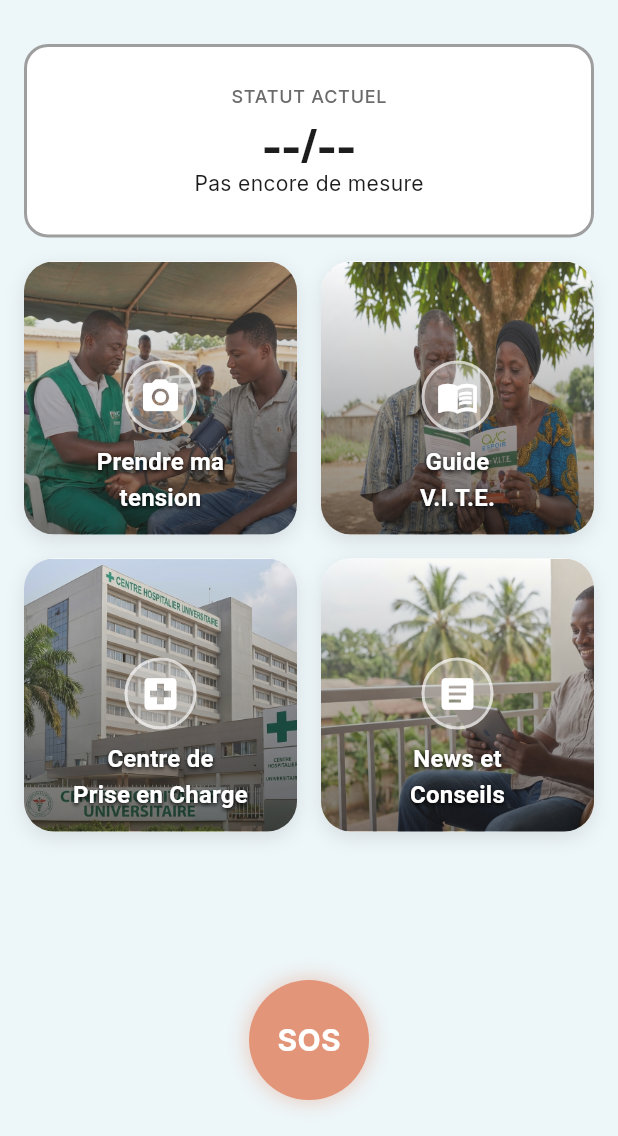
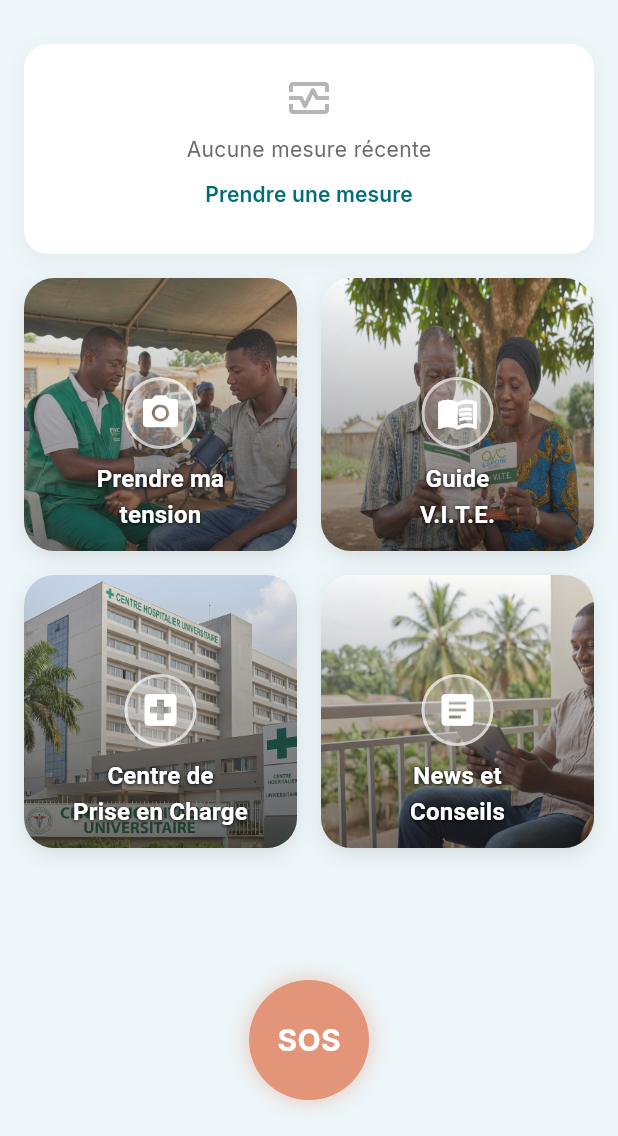
Before and after one commit to eworkforce/AgirVITE, a Flutter app: the DashboardScreen screen opened by its route, on a phone screen of 412 x 824 dp, the part 100-1236 px from its top. Run offline on Flutter 3.47's test engine with Material 3 defaults, Android fonts, the light colour scheme and no system bars; our stand-ins replace camera, firebase_core, fl_chart, flutter_animate, flutter_cache_manager, flutter_dotenv and 11 more; accounts and stored records are empty.

Commit message:
feat: Implement auto-updating compact BP Status Card with trend graph
- Add BPStatusCard widget with compact design, trend graph, and status badge
- Implement auto-update using StreamProvider and Hive watch in BPRepository/Service
- Add watchReadings stream to IBPRepository and BPRepository
- Add watchHistory stream to BPTrackerService
- Update dashboard_provider to expose recentBPHistoryProvider as StreamProvider
- Replace static container with BPStatusCard in DashboardScreen
- Visualize BP trend with color-coded line chart (Green/Orange/Red based on OMS)
- Add trend indicator arrow (Up/Down/Stable)

Co-Authored-By: Warp <agent@warp.dev>

```diff
--- a/lib/core/services/bp_tracker_service.dart
+++ b/lib/core/services/bp_tracker_service.dart
@@ -17,6 +17,10 @@ class BPTrackerService {
 
   Future<List<BPReading>> getHistory() {
     return _repository.getReadings();
+  }
+
+  Stream<List<BPReading>> watchHistory() {
+    return _repository.watchReadings();
   }
 
   Future<void> addReading({
--- a/lib/features/dashboard/providers/dashboard_provider.dart
+++ b/lib/features/dashboard/providers/dashboard_provider.dart
@@ -4,8 +4,13 @@ import '../../../core/models/bp_reading.dart';
 
 final latestBPProvider = FutureProvider<BPReading?>((ref) async {
   final service = ref.watch(bpTrackerServiceProvider);
-  // We need to implement getLatestReading in the service first, or sort history
   final history = await service.getHistory();
   if (history.isEmpty) return null;
   return history.first; // Already sorted by timestamp desc in repo
 });
+
+final recentBPHistoryProvider = StreamProvider<List<BPReading>>((ref) {
+  final service = ref.watch(bpTrackerServiceProvider);
+  // Return last 7 readings for the graph, reversed to be chronological (oldest to newest)
+  return service.watchHistory().map((history) => history.take(7).toList().reversed.toList());
+});
--- a/lib/features/dashboard/screens/dashboard_screen.dart
+++ b/lib/features/dashboard/screens/dashboard_screen.dart
@@ -2,17 +2,14 @@ import 'package:flutter/material.dart';
 import 'package:flutter_riverpod/flutter_riverpod.dart';
 import 'package:go_router/go_router.dart';
 import '../../../app/theme/colors.dart';
+import '../widgets/bp_status_card.dart';
 import '../../emergency/widgets/sos_button.dart';
-import '../providers/dashboard_provider.dart';
-import '../../../core/services/bp_tracker_service.dart';
 
 class DashboardScreen extends ConsumerWidget {
   const DashboardScreen({super.key});
 
   @override
   Widget build(BuildContext context, WidgetRef ref) {
-    final latestReadingAsync = ref.watch(latestBPProvider);
-
     return Scaffold(
       backgroundColor: AppColors.background,
       body: SafeArea(
@@ -63,64 +60,8 @@ class DashboardScreen extends ConsumerWidget {
                   const SizedBox(height: 24),
 
                   // Status Card
-                  Container(
-                    width: double.infinity,
-                    padding: const EdgeInsets.all(24),
-                    decoration: BoxDecoration(
-                      color: Colors.white,
-                      borderRadius: BorderRadius.circular(16),
-                      border: Border.all(
-                        color: latestReadingAsync.when(
-                          data: (reading) {
-                            if (reading == null) return Colors.grey;
-                            final service = ref.read(bpTrackerServiceProvider);
-                            final status = service.getStatus(reading.systolic, reading.diastolic);
-                            return status.contains('Hypertension') ? AppColors.emergency : AppColors.success;
-                          },
-                          error: (error, stack) => Colors.grey,
-                          loading: () => Colors.grey,
-                        ),
-                        width: 2,
-                      ),
-                    ),
-                    child: latestReadingAsync.when(
-                      data: (reading) {
-                        if (reading == null) {
-                          return Column(
-                            children: [
-                              Text('STATUT ACTUEL', style: Theme.of(context).textTheme.labelSmall),
-                              const SizedBox(height: 8),
-                              Text('--/--', style: Theme.of(context).textTheme.displayMedium),
-                              const Text('Pas encore de mesure'),
-                            ],
-                          );
-                        }
-                        final service = ref.read(bpTrackerServiceProvider);
-                        final status = service.getStatus(reading.systolic, reading.diastolic);
-                        return Column(
-                          children: [
-                            Text('STATUT ACTUEL', style: Theme.of(context).textTheme.labelSmall),
-                            const SizedBox(height: 8),
-                            Text(
-                              '${reading.systolic}/${reading.diastolic}',
-                              style: Theme.of(context).textTheme.displayMedium,
-                            ),
-                            Text(
-                              status,
-                              style: TextStyle(
-                                color: status.contains('Hypertension')
-                                    ? AppColors.emergency
-                                    : AppColors.success,
-                                fontWeight: FontWeight.bold,
-                              ),
-                            ),
-                          ],
-                        );
-                      },
-                      loading: () => const Center(child: CircularProgressIndicator()),
-                      error: (err, stack) => Text('Erreur: $err'),
-                    ),
-                  ),
+                  const BPStatusCard(),
+
                   const SizedBox(height: 16),
 
                   // Action Grid
--- /dev/null
+++ b/lib/features/dashboard/widgets/bp_status_card.dart
@@ -0,0 +1,286 @@
+import 'package:fl_chart/fl_chart.dart';
+import 'package:flutter/material.dart';
+import 'package:flutter_riverpod/flutter_riverpod.dart';
+import '../../../app/theme/colors.dart';
+import '../../../core/models/bp_reading.dart';
+import '../providers/dashboard_provider.dart';
+
+class BPStatusCard extends ConsumerWidget {
+  const BPStatusCard({super.key});
+
+  @override
+  Widget build(BuildContext context, WidgetRef ref) {
+    final historyAsync = ref.watch(recentBPHistoryProvider);
+
+    return Container(
+      width: double.infinity,
+      padding: const EdgeInsets.symmetric(horizontal: 16, vertical: 12),
+      decoration: BoxDecoration(
+        color: Colors.white,
+        borderRadius: BorderRadius.circular(16),
+        boxShadow: [
+          BoxShadow(
+            color: Colors.black.withValues(alpha: 0.05),
+            blurRadius: 10,
+            offset: const Offset(0, 4),
+          ),
+        ],
+      ),
+      child: historyAsync.when(
+        data: (history) {
+          if (history.isEmpty) return _buildEmptyState(context);
+
+          final latest = history.last;
+          final previous = history.length > 1 ? history[history.length - 2] : null;
+          final statusColor = _getStatusColor(latest.systolic, latest.diastolic);
+          final statusText = _getStatusText(latest.systolic, latest.diastolic);
+
+          return Column(
+            crossAxisAlignment: CrossAxisAlignment.start,
+            mainAxisSize: MainAxisSize.min, // Compact
+            children: [
+              // Top Row: Title & Badge
+              Row(
+                mainAxisAlignment: MainAxisAlignment.spaceBetween,
+                children: [
+                  Text(
+                    'Tension Artérielle',
+                    style: Theme.of(context).textTheme.labelMedium?.copyWith(
+                      color: AppColors.textSecondary,
+                      fontWeight: FontWeight.w600,
+                    ),
+                  ),
+                  _buildStatusBadge(statusText, statusColor),
+                ],
+              ),
+              const SizedBox(height: 8),
+
+              // Value & Trend Row
+              Row(
+                crossAxisAlignment: CrossAxisAlignment.end,
+                children: [
+                  Text(
+                    '${latest.systolic}',
+                    style: Theme.of(context).textTheme.headlineMedium?.copyWith(
+                      color: AppColors.textPrimary,
+                      fontWeight: FontWeight.bold,
+                      height: 1.0,
+                    ),
+                  ),
+                  Padding(
+                    padding: const EdgeInsets.only(bottom: 4),
+                    child: Text(
+                      '/${latest.diastolic}',
+                      style: Theme.of(context).textTheme.titleLarge?.copyWith(
+                        color: AppColors.textSecondary,
+                        fontWeight: FontWeight.w600,
+                        height: 1.0,
+                      ),
+                    ),
+                  ),
+                  const SizedBox(width: 4),
+                  Padding(
+                    padding: const EdgeInsets.only(bottom: 6),
+                    child: Text(
+                      'mmHg',
+                      style: Theme.of(context).textTheme.labelSmall?.copyWith(
+                        color: AppColors.textSecondary,
+                      ),
+                    ),
+                  ),
+                  const Spacer(),
+                  if (previous != null)
+                     _buildTrendIndicator(latest.systolic, previous.systolic),
+                ],
+              ),
+
+              const SizedBox(height: 12),
+
+              // Chart (Compact)
+              SizedBox(
+                height: 60,
+                child: _buildChart(history, statusColor),
+              ),
+
+              const SizedBox(height: 12),
+
+              // Footer (Recommendation)
+              Container(
+                padding: const EdgeInsets.symmetric(horizontal: 10, vertical: 8),
+                decoration: BoxDecoration(
+                  color: statusColor.withValues(alpha: 0.1),
+                  borderRadius: BorderRadius.circular(8),
+                ),
+                child: Row(
+                  children: [
+                    Icon(Icons.info_outline, size: 16, color: statusColor),
+                    const SizedBox(width: 8),
+                    Expanded(
+                      child: Text(
+                        _getRecommendation(latest.systolic, latest.diastolic),
+                        style: TextStyle(
+                          color: statusColor.withValues(alpha: 1.0),
+                          fontSize: 11,
+                          fontWeight: FontWeight.w500,
+                        ),
+                        maxLines: 2,
+                        overflow: TextOverflow.ellipsis,
+                      ),
+                    ),
+                  ],
+                ),
+              ),
+            ],
+          );
+        },
+        loading: () => const Center(child: CircularProgressIndicator()),
+        error: (err, _) => const Text('Erreur de chargement'),
+      ),
+    );
+  }
+
+  Widget _buildEmptyState(BuildContext context) {
+    return Center(
+      child: Padding(
+        padding: const EdgeInsets.all(8.0),
+        child: Column(
+          children: [
+            Icon(Icons.monitor_heart_outlined, size: 32, color: AppColors.textSecondary.withValues(alpha: 0.5)),
+            const SizedBox(height: 8),
+            Text(
+              "Aucune mesure récente",
+              style: Theme.of(context).textTheme.bodyMedium?.copyWith(
+                color: AppColors.textSecondary,
+              ),
+            ),
+            TextButton(
+              onPressed: () {},
+              style: TextButton.styleFrom(visualDensity: VisualDensity.compact),
+              child: const Text("Prendre une mesure"),
+            ),
+          ],
+        ),
+      ),
+    );
+  }
+
+  Widget _buildStatusBadge(String text, Color color) {
+    return Container(
+      padding: const EdgeInsets.symmetric(horizontal: 8, vertical: 4),
+      decoration: BoxDecoration(
+        color: color.withValues(alpha: 0.1),
+        borderRadius: BorderRadius.circular(12),
+        border: Border.all(color: color.withValues(alpha: 0.2)),
+      ),
+      child: Text(
+        text,
+        style: TextStyle(
+          color: color,
+          fontWeight: FontWeight.bold,
+          fontSize: 10,
+        ),
+      ),
+    );
+  }
+
+  Widget _buildTrendIndicator(int current, int previous) {
+    final diff = current - previous;
+    IconData icon;
+    Color color;
+
+    if (diff > 5) {
+      icon = Icons.trending_up;
+      color = AppColors.emergency; // Rising is generally bad or needs attention
+    } else if (diff < -5) {
+      icon = Icons.trending_down;
+      color = AppColors.success; // Falling is generally good
+    } else {
+      icon = Icons.trending_flat;
+      color = Colors.grey;
+    }
+
+    return Container(
+      padding: const EdgeInsets.all(4),
+      decoration: BoxDecoration(
+        color: color.withValues(alpha: 0.1),
+        shape: BoxShape.circle,
+      ),
+      child: Icon(icon, size: 16, color: color),
+    );
+  }
+
+  Widget _buildChart(List<BPReading> history, Color color) {
+    // Determine min/max Y for dynamic scaling
+    double minY = 40;
+    double maxY = 180;
+
+    if (history.isNotEmpty) {
+      final allValues = history.expand((e) => [e.systolic, e.diastolic]).toList();
+      minY = (allValues.reduce((a, b) => a < b ? a : b) - 10).toDouble();
+      maxY = (allValues.reduce((a, b) => a > b ? a : b) + 10).toDouble();
+    }
+
+    return LineChart(
+      LineChartData(
+        gridData: const FlGridData(show: false),
+        titlesData: const FlTitlesData(show: false),
+        borderData: FlBorderData(show: false),
+        minX: 0,
+        maxX: (history.length - 1).toDouble(),
+        minY: minY,
+        maxY: maxY,
+        lineBarsData: [
+          // Systolic Line
+          LineChartBarData(
+            spots: history.asMap().entries.map((e) {
+              return FlSpot(e.key.toDouble(), e.value.systolic.toDouble());
+            }).toList(),
+            isCurved: true,
+            color: color,
+            barWidth: 3,
+            isStrokeCapRound: true,
+            dotData: const FlDotData(show: true),
+            belowBarData: BarAreaData(
+              show: true,
+              color: color.withValues(alpha: 0.1),
+            ),
+          ),
+          // Diastolic Line
+          LineChartBarData(
+            spots: history.asMap().entries.map((e) {
+              return FlSpot(e.key.toDouble(), e.value.diastolic.toDouble());
+            }).toList(),
+            isCurved: true,
+            color: color.withValues(alpha: 0.5),
+            barWidth: 2,
+            isStrokeCapRound: true,
+            dotData: const FlDotData(show: false),
+            belowBarData: BarAreaData(show: false),
+          ),
+        ],
+      ),
+    );
+  }
+
+  Color _getStatusColor(int sys, int dia) {
+    if (sys >= 160 || dia >= 100) return AppColors.emergency; // Red
+    if (sys >= 140 || dia >= 90) return Colors.orange; // Orange
+    return AppColors.success; // Green
+  }
+
+  String _getStatusText(int sys, int dia) {
+    if (sys >= 180 || dia >= 110) return 'CRISE HYPERTENSIVE';
+    if (sys >= 160 || dia >= 100) return 'Hypertension Stade 2';
+    if (sys >= 140 || dia >= 90) return 'Hypertension Stade 1';
+    if (sys >= 130 || dia >= 85) return 'Normale Haute';
+    if (sys >= 120 || dia >= 80) return 'Normale';
+    return 'Optimale';
+  }
+
+  String _getRecommendation(int sys, int dia) {
+    if (sys >= 180 || dia >= 110) return 'Urgence médicale ! Appelez le 185 immédiatement.';
+    if (sys >= 160 || dia >= 100) return 'Consultez un médecin rapidement.';
+    if (sys >= 140 || dia >= 90) return 'Surveillez votre tension et consultez.';
+    return 'Continuez vos bonnes habitudes. Consultez un médecin pour un suivi régulier.';
+  }
+}
```
Also changed, not shown: lib/core/repositories/bp_repository.dart (+9 -0 lines).
